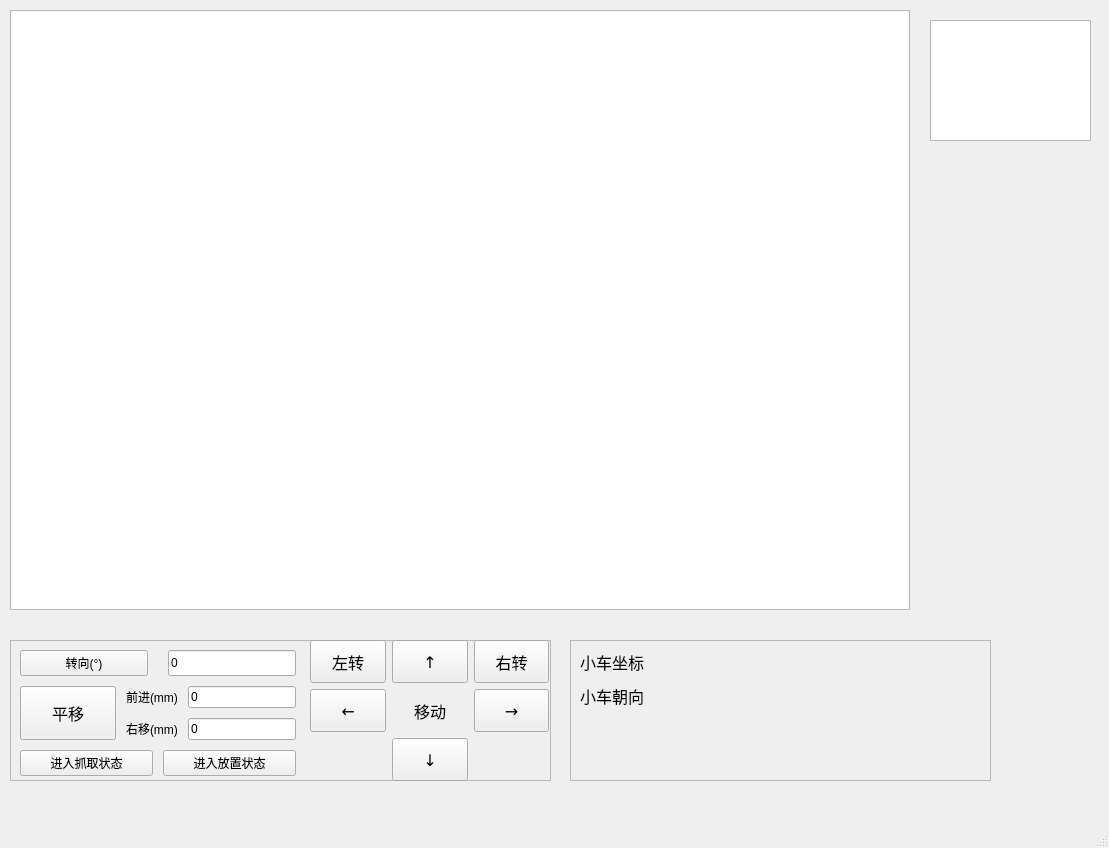
First picture: the form in control_panel/main.ui, repository GuanYixuan/2023_little_car, before the edit.
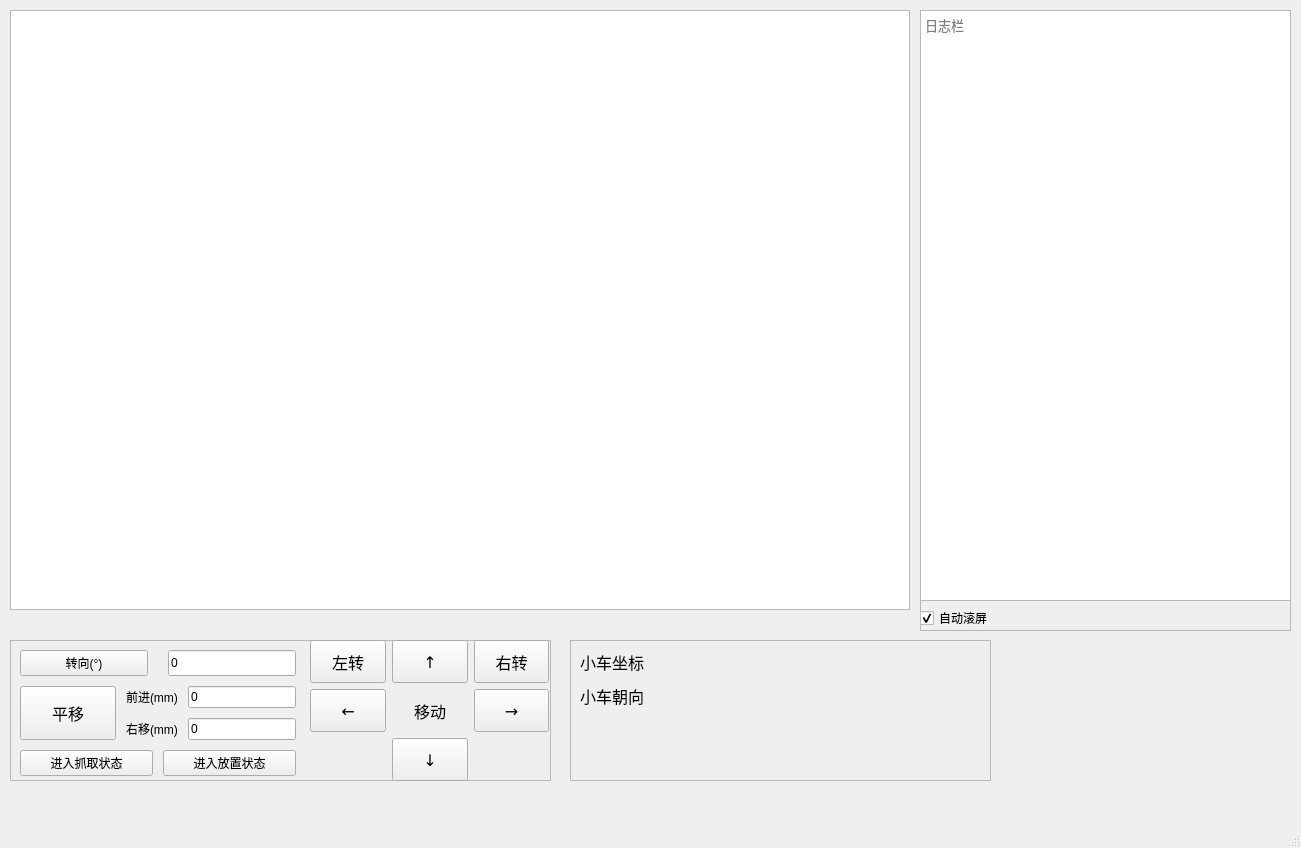
Second picture: the form after the edit.

Commit message: Implement the "log panel" for control panel while changing to PyQt6

Patch:
```diff
--- a/control_panel/main.ui
+++ b/control_panel/main.ui
@@ -6,7 +6,7 @@
    <rect>
     <x>0</x>
     <y>0</y>
-    <width>1109</width>
+    <width>1301</width>
     <height>848</height>
    </rect>
   </property>
@@ -379,16 +379,6 @@
      </layout>
     </widget>
    </widget>
-   <widget class="QTextEdit" name="log_panel">
-    <property name="geometry">
-     <rect>
-      <x>930</x>
-      <y>20</y>
-      <width>161</width>
-      <height>121</height>
-     </rect>
-    </property>
-   </widget>
    <widget class="QGraphicsView" name="graphicsView">
     <property name="geometry">
      <rect>
@@ -502,6 +492,75 @@
      <layout class="QFormLayout" name="formLayout_2"/>
     </widget>
    </widget>
+   <widget class="QFrame" name="frame_2">
+    <property name="geometry">
+     <rect>
+      <x>920</x>
+      <y>10</y>
+      <width>371</width>
+      <height>621</height>
+     </rect>
+    </property>
+    <property name="frameShape">
+     <enum>QFrame::StyledPanel</enum>
+    </property>
+    <property name="frameShadow">
+     <enum>QFrame::Raised</enum>
+    </property>
+    <widget class="QTextEdit" name="log_panel">
+     <property name="geometry">
+      <rect>
+       <x>0</x>
+       <y>0</y>
+       <width>371</width>
+       <height>591</height>
+      </rect>
+     </property>
+     <property name="font">
+      <font>
+       <family>新宋体</family>
+       <pointsize>10</pointsize>
+      </font>
+     </property>
+     <property name="cursor" stdset="0">
+      <cursorShape>IBeamCursor</cursorShape>
+     </property>
+     <property name="readOnly">
+      <bool>true</bool>
+     </property>
+     <property name="textInteractionFlags">
+      <set>Qt::TextSelectableByKeyboard|Qt::TextSelectableByMouse</set>
+     </property>
+     <property name="placeholderText">
+      <string>日志栏</string>
+     </property>
+    </widget>
+    <widget class="QCheckBox" name="auto_scroll">
+     <property name="geometry">
+      <rect>
+       <x>0</x>
+       <y>600</y>
+       <width>361</width>
+       <height>16</height>
+      </rect>
+     </property>
+     <property name="font">
+      <font>
+       <family>新宋体</family>
+       <pointsize>9</pointsize>
+      </font>
+     </property>
+     <property name="text">
+      <string>自动滚屏</string>
+     </property>
+     <property name="checked">
+      <bool>true</bool>
+     </property>
+     <property name="tristate">
+      <bool>false</bool>
+     </property>
+    </widget>
+   </widget>
   </widget>
   <widget class="QMenuBar" name="menubar">
    <property name="geometry">
```
Left out of the diff: 11 changed lines with no effect on the pictures. The commit also changes 2 other files.
